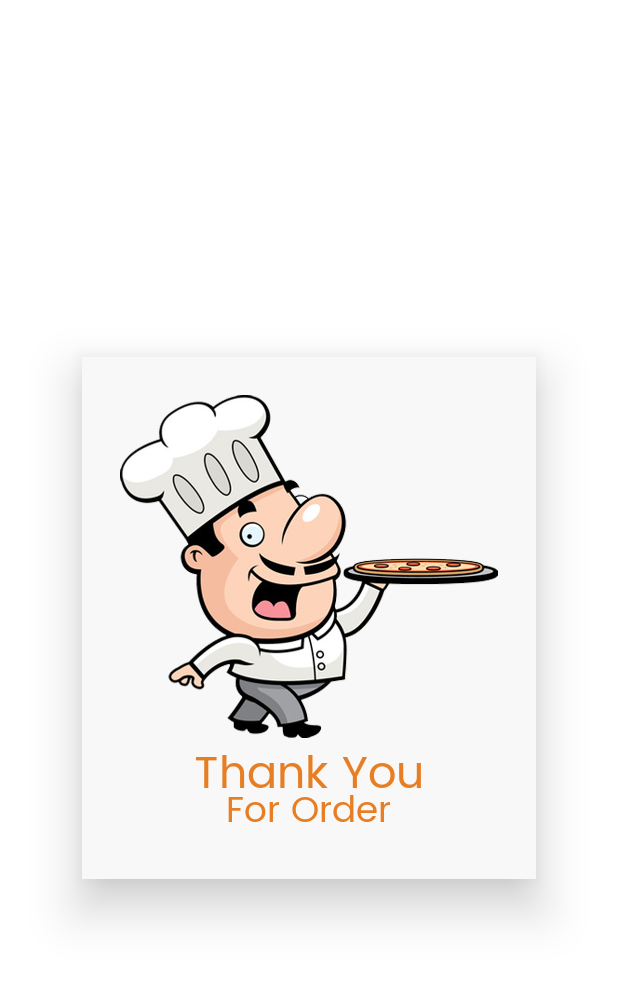
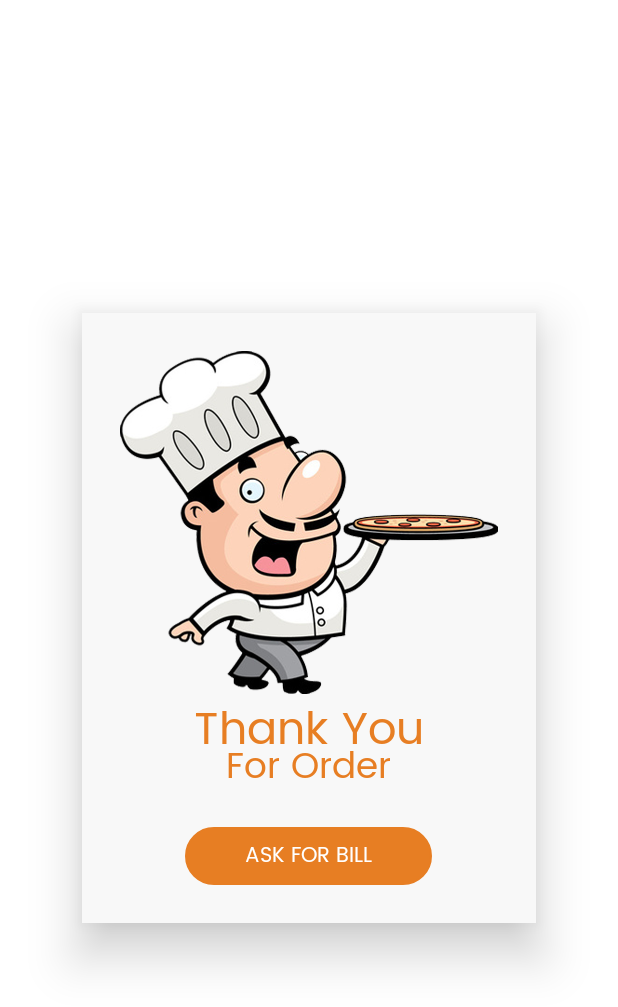
Before and after one commit to nikita-312/Cafe, an Android app: the ThankYouActivity screen opened directly, with no data from a screen before it, on a phone screen of 412 x 824 dp. Shown: the top 1007 px of the screen. Run offline under Robolectric (Android 15) with nearby library versions, the phone set to English and light mode, and no system bars.

Commit message:
commit by mona(27/7/2018)

```diff
--- a/app/src/main/java/com/conceptioni/cafeapp/activity/OTPActivity.java
+++ b/app/src/main/java/com/conceptioni/cafeapp/activity/OTPActivity.java
@@ -7,6 +7,7 @@ import android.os.Bundle;
 import android.support.annotation.NonNull;
 import android.support.v7.app.AlertDialog;
 import android.support.v7.app.AppCompatActivity;
+import android.util.Log;
 import android.widget.LinearLayout;
 
 import com.conceptioni.cafeapp.R;
--- a/app/src/main/java/com/conceptioni/cafeapp/activity/QrCodeScanActivity.java
+++ b/app/src/main/java/com/conceptioni/cafeapp/activity/QrCodeScanActivity.java
@@ -47,7 +47,6 @@ public class QrCodeScanActivity extends AppCompatActivity {
     TextviewRegular scaninfotv;
     String CafeId;
     ProgressBar progress;
-
     @Override
     protected void onCreate(Bundle savedInstanceState) {
         super.onCreate(savedInstanceState);
@@ -69,6 +68,7 @@ public class QrCodeScanActivity extends AppCompatActivity {
     }
 
     private void startScan() {
+        Log.d("scan","++++++++++");
         final MaterialBarcodeScanner materialBarcodeScanner;
         materialBarcodeScanner = new MaterialBarcodeScannerBuilder()
                 .withActivity(QrCodeScanActivity.this)
@@ -104,7 +104,7 @@ public class QrCodeScanActivity extends AppCompatActivity {
 
     @NeedsPermission(Manifest.permission.CAMERA)
     public void opencamera(){
-        startScan();
+            startScan();
     }
 
     @OnShowRationale(Manifest.permission.CAMERA)
--- a/app/src/main/java/com/conceptioni/cafeapp/activity/ThankYouActivity.java
+++ b/app/src/main/java/com/conceptioni/cafeapp/activity/ThankYouActivity.java
@@ -4,6 +4,7 @@ import android.content.Intent;
 import android.os.Bundle;
 import android.os.Handler;
 import android.support.v7.app.AppCompatActivity;
+import android.view.View;
 
 import com.conceptioni.cafeapp.R;
 import com.conceptioni.cafeapp.utils.TextviewRegular;
@@ -15,18 +16,20 @@ public class ThankYouActivity extends AppCompatActivity {
         super.onCreate(savedInstanceState);
         setContentView(R.layout.activity_thank_you);
         init();
-        clicks();
-    }
-
-    private void clicks() {
-        tvrContinueshop.setOnClickListener(v -> startActivity(new Intent(ThankYouActivity.this,RatingActivity.class)));
     }
 
     private void init() {
         tvrContinueshop = findViewById(R.id.tvrContinueshop);
-        new Handler().postDelayed(() -> {
-            startActivity(new Intent(ThankYouActivity.this, LiveOrderActivity.class));
-            finish();
-        }, 2000);
+        tvrContinueshop.setOnClickListener(new View.OnClickListener() {
+            @Override
+            public void onClick(View view) {
+                startActivity(new Intent(ThankYouActivity.this, LiveOrderActivity.class));
+                finish();
+            }
+        });
+//        new Handler().postDelayed(() -> {
+//            startActivity(new Intent(ThankYouActivity.this, LiveOrderActivity.class));
+//            finish();
+//        }, 2000);
     }
 }
--- a/app/src/main/java/com/conceptioni/cafeapp/firebase/MyFirebaseMessagingService.java
+++ b/app/src/main/java/com/conceptioni/cafeapp/firebase/MyFirebaseMessagingService.java
@@ -53,6 +53,7 @@ public class MyFirebaseMessagingService extends FirebaseMessagingService {
                 String type = object.getString("type");
 
                 Log.d("++++++type", "+++++" + object.toString());
+
 
                 if (type.equalsIgnoreCase("logout")) {
                    ScanCafe(auth);
--- a/app/src/main/res/layout/activity_qr_code_scan.xml
+++ b/app/src/main/res/layout/activity_qr_code_scan.xml
@@ -3,6 +3,7 @@
     xmlns:tools="http://schemas.android.com/tools"
     android:layout_width="match_parent"
     android:layout_height="match_parent"
+    xmlns:app="http://schemas.android.com/apk/res-auto"
     android:orientation="vertical"
     tools:context=".activity.QrCodeScanActivity">
 
@@ -13,8 +14,6 @@
         android:gravity="center"
         android:text=""
         android:visibility="gone" />
-
-
     <ProgressBar
         android:id="@+id/progress"
         android:layout_width="wrap_content"
--- a/app/src/main/res/layout/activity_thank_you.xml
+++ b/app/src/main/res/layout/activity_thank_you.xml
@@ -44,13 +44,13 @@
             android:layout_height="wrap_content"
             android:background="@drawable/login_drawable"
             android:layout_gravity="center"
-            android:text="CONTINUE SHOP"
+            android:text="ASK FOR BILL"
             android:textColor="@color/colorwhite"
             android:paddingTop="@dimen/dp_7"
             android:paddingBottom="@dimen/dp_7"
             android:paddingLeft="@dimen/dp_40"
             android:paddingRight="@dimen/dp_40"
             android:layout_marginTop="@dimen/dp_20"
-            android:visibility="gone"/>
+            android:visibility="visible"/>
     </LinearLayout>
 </RelativeLayout>
```
